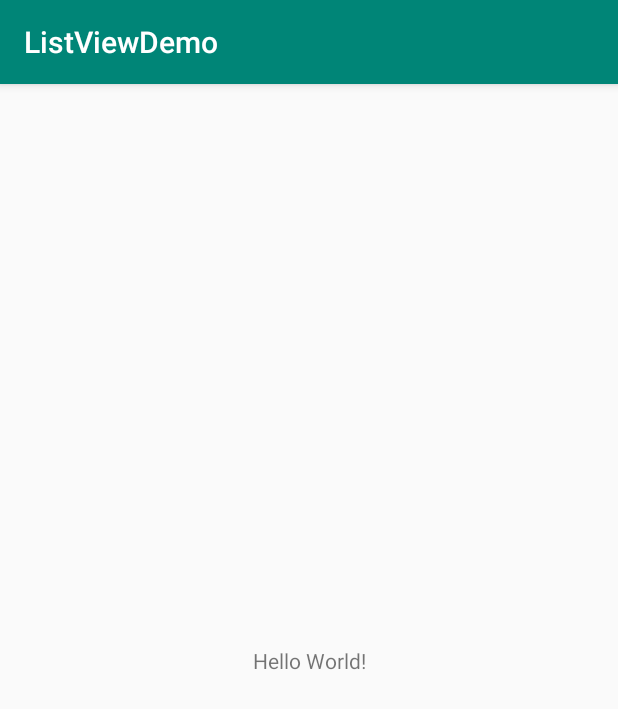
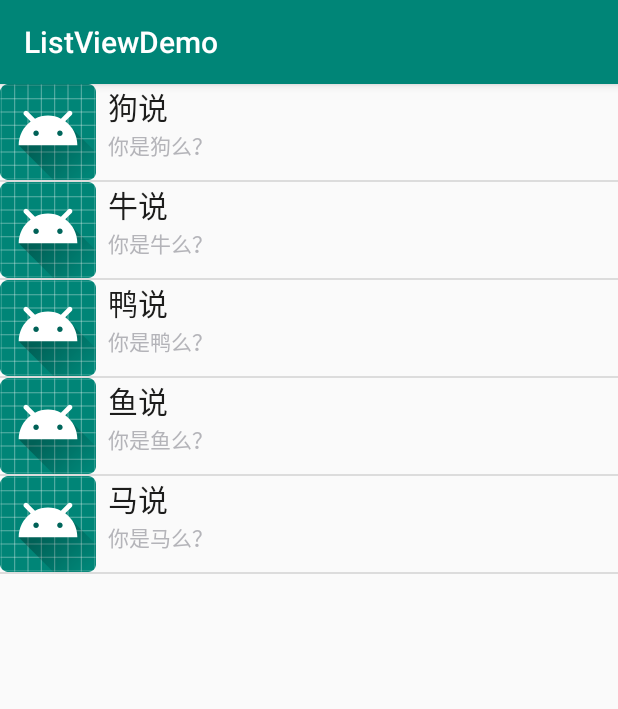
Before and after one commit to clayzhu/Study_Android, an Android app: the screen it shows after launch (MainActivity), on a phone screen of 412 x 824 dp. Shown: the top 709 px of the screen. Run offline under Robolectric (Android 15) with nearby library versions, the phone set to English and light mode, and no system bars.

Commit message:
2.4.5_ListViewDemo 实现。

```diff
--- /dev/null
+++ b/Demo/2.4.5_ListViewDemo/app/src/main/java/com/clayzhu/listviewdemo/Animal.java
@@ -0,0 +1,38 @@
+package com.clayzhu.listviewdemo;
+
+public class Animal {
+
+    private String aName;
+    private String aSpeak;
+    private int aIcon;
+
+    public Animal(String aName, String aSpeak, int aIcon) {
+        this.aName = aName;
+        this.aSpeak = aSpeak;
+        this.aIcon = aIcon;
+    }
+
+    public String getaName() {
+        return aName;
+    }
+
+    public void setaName(String aName) {
+        this.aName = aName;
+    }
+
+    public String getaSpeak() {
+        return aSpeak;
+    }
+
+    public void setaSpeak(String aSpeak) {
+        this.aSpeak = aSpeak;
+    }
+
+    public int getaIcon() {
+        return aIcon;
+    }
+
+    public void setaIcon(int aIcon) {
+        this.aIcon = aIcon;
+    }
+}
--- /dev/null
+++ b/Demo/2.4.5_ListViewDemo/app/src/main/java/com/clayzhu/listviewdemo/AnimalAdapter.java
@@ -0,0 +1,50 @@
+package com.clayzhu.listviewdemo;
+
+import android.content.Context;
+import android.view.LayoutInflater;
+import android.view.View;
+import android.view.ViewGroup;
+import android.widget.BaseAdapter;
+import android.widget.ImageView;
+import android.widget.TextView;
+
+import java.util.LinkedList;
+
+public class AnimalAdapter extends BaseAdapter {
+
+    private LinkedList<Animal> mData;
+    private Context mContext;
+
+    public AnimalAdapter(LinkedList<Animal> mData, Context mContext) {
+        this.mData = mData;
+        this.mContext = mContext;
+    }
+
+    @Override
+    public int getCount() {
+        return mData.size();
+    }
+
+    @Override
+    public Object getItem(int i) {
+        return null;
+    }
+
+    @Override
+    public long getItemId(int i) {
+        return i;
+    }
+
+    @Override
+    public View getView(int i, View view, ViewGroup viewGroup) {
+        view = LayoutInflater.from(mContext).inflate(R.layout.item_list_animal, viewGroup, false);
+        ImageView img_icon = view.findViewById(R.id.img_icon);
+        TextView txt_aName = view.findViewById(R.id.txt_aName);
+        TextView txt_aSpeak = view.findViewById(R.id.txt_aSpeak);
+
+        img_icon.setBackgroundResource(mData.get(i).getaIcon());
+        txt_aName.setText(mData.get(i).getaName());
+        txt_aSpeak.setText(mData.get(i).getaSpeak());
+        return view;
+    }
+}
--- a/Demo/2.4.5_ListViewDemo/app/src/main/java/com/clayzhu/listviewdemo/MainActivity.java
+++ b/Demo/2.4.5_ListViewDemo/app/src/main/java/com/clayzhu/listviewdemo/MainActivity.java
@@ -2,13 +2,36 @@ package com.clayzhu.listviewdemo;
 
 import androidx.appcompat.app.AppCompatActivity;
 
+import android.content.Context;
 import android.os.Bundle;
+import android.widget.ListView;
+
+import java.util.LinkedList;
+import java.util.List;
 
 public class MainActivity extends AppCompatActivity {
+
+    private List<Animal> mData = null;
+    private Context mContext;
+    private AnimalAdapter mAdapter = null;
+    private ListView list_animal;
 
     @Override
     protected void onCreate(Bundle savedInstanceState) {
         super.onCreate(savedInstanceState);
         setContentView(R.layout.activity_main);
+
+        mContext = MainActivity.this;
+        list_animal = findViewById(R.id.list_animal);
+
+        mData = new LinkedList<Animal>();
+        mData.add(new Animal("狗说", "你是狗么？", R.mipmap.ic_launcher));
+        mData.add(new Animal("牛说", "你是牛么？", R.mipmap.ic_launcher));
+        mData.add(new Animal("鸭说", "你是鸭么？", R.mipmap.ic_launcher));
+        mData.add(new Animal("鱼说", "你是鱼么？", R.mipmap.ic_launcher));
+        mData.add(new Animal("马说", "你是马么？", R.mipmap.ic_launcher));
+
+        mAdapter = new AnimalAdapter((LinkedList<Animal>) mData, mContext);
+        list_animal.setAdapter(mAdapter);
     }
 }
--- a/Demo/2.4.5_ListViewDemo/app/src/main/res/layout/activity_main.xml
+++ b/Demo/2.4.5_ListViewDemo/app/src/main/res/layout/activity_main.xml
@@ -1,18 +1,13 @@
 <?xml version="1.0" encoding="utf-8"?>
-<androidx.constraintlayout.widget.ConstraintLayout xmlns:android="http://schemas.android.com/apk/res/android"
-    xmlns:app="http://schemas.android.com/apk/res-auto"
+<LinearLayout xmlns:android="http://schemas.android.com/apk/res/android"
     xmlns:tools="http://schemas.android.com/tools"
     android:layout_width="match_parent"
     android:layout_height="match_parent"
     tools:context=".MainActivity">
 
-    <TextView
-        android:layout_width="wrap_content"
-        android:layout_height="wrap_content"
-        android:text="Hello World!"
-        app:layout_constraintBottom_toBottomOf="parent"
-        app:layout_constraintLeft_toLeftOf="parent"
-        app:layout_constraintRight_toRightOf="parent"
-        app:layout_constraintTop_toTopOf="parent" />
+    <ListView
+        android:id="@+id/list_animal"
+        android:layout_width="match_parent"
+        android:layout_height="match_parent" />
 
-</androidx.constraintlayout.widget.ConstraintLayout>
+</LinearLayout>
--- /dev/null
+++ b/Demo/2.4.5_ListViewDemo/app/src/main/res/layout/item_list_animal.xml
@@ -0,0 +1,37 @@
+<?xml version="1.0" encoding="utf-8"?>
+<LinearLayout xmlns:android="http://schemas.android.com/apk/res/android"
+    android:orientation="horizontal" android:layout_width="match_parent"
+    android:layout_height="match_parent">
+
+    <!-- 定义一个用于显示头像的ImageView -->
+    <ImageView
+        android:id="@+id/img_icon"
+        android:layout_width="64dp"
+        android:layout_height="64dp"
+        android:baselineAlignBottom="true"
+        android:paddingLeft="8dp" />
+
+    <LinearLayout
+        android:layout_width="match_parent"
+        android:layout_height="wrap_content"
+        android:orientation="vertical">
+
+        <TextView
+            android:id="@+id/txt_aName"
+            android:layout_width="wrap_content"
+            android:layout_height="wrap_content"
+            android:paddingLeft="8dp"
+            android:textColor="#1d1d1c"
+            android:textSize="20sp" />
+
+        <TextView
+            android:id="@+id/txt_aSpeak"
+            android:layout_width="wrap_content"
+            android:layout_height="wrap_content"
+            android:paddingLeft="8dp"
+            android:textColor="#b4b4b9"
+            android:textSize="14sp" />
+
+    </LinearLayout>
+
+</LinearLayout>
```
